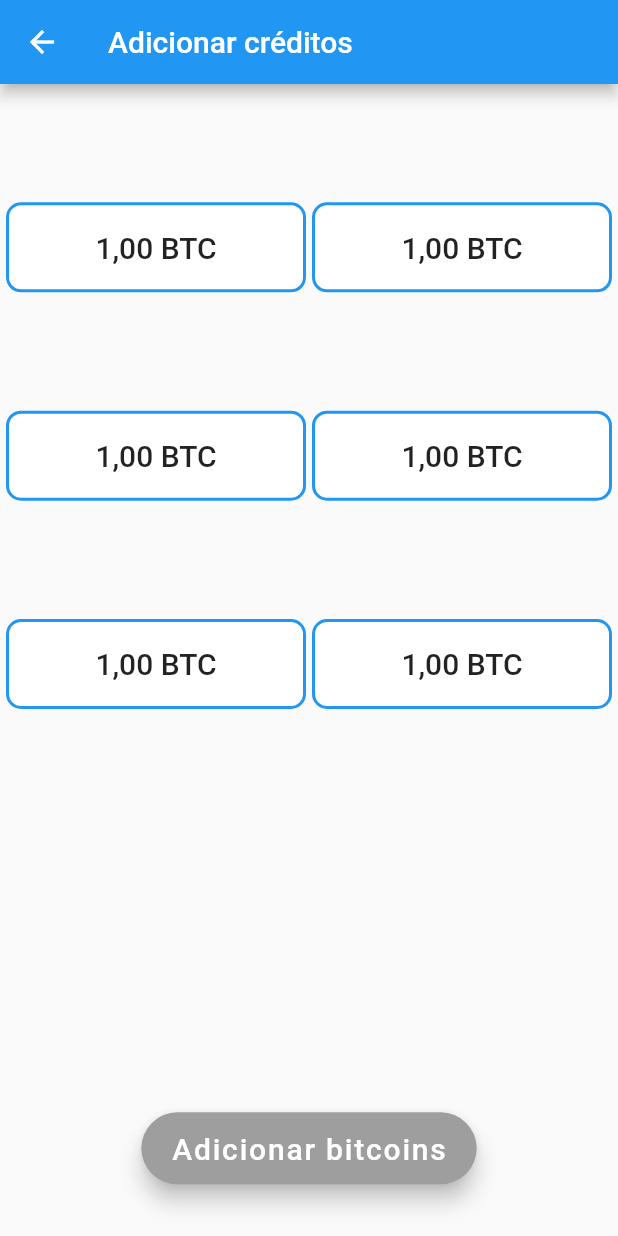
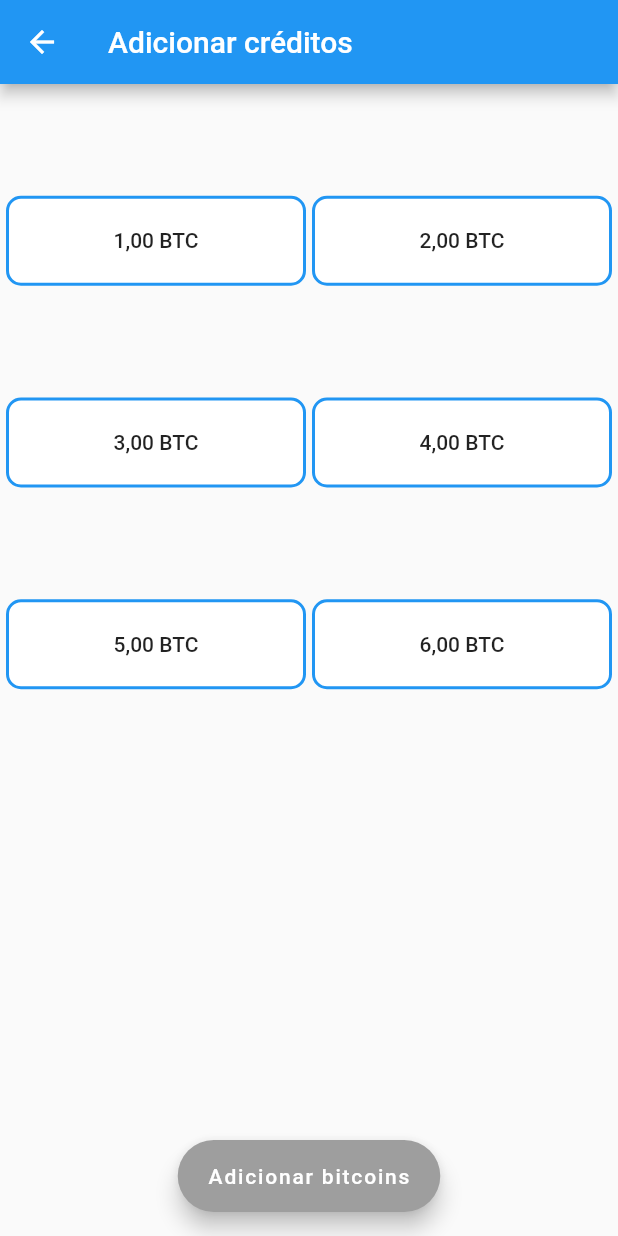
Before and after one commit to giuzis/oficinadeintegracao3, a Flutter app: the AddCreditosPage screen opened by its route, on a phone screen of 412 x 824 dp. Run offline on Flutter 3.47's test engine with Material 2 defaults, Android fonts, the phone set to English and light mode, and no system bars; our stand-ins replace flutter_bluetooth_serial, flutter_rating_bar, google_maps_flutter, image_picker, location; missing offline and left inert: barcode_scan.

Commit message:
add creditos consertada e meu bluber inicializada

```diff
--- a/software/bluber/lib/adicionarcreditos.dart
+++ b/software/bluber/lib/adicionarcreditos.dart
@@ -6,12 +6,8 @@ class AddCreditosPage extends StatefulWidget {
 }
 
 class _AddCreditosPageState extends State<AddCreditosPage> {
-  bool _pressed1 = true;
-  bool _pressed2 = true;
-  bool _pressed3 = true;
-  bool _pressed4 = true;
-  bool _pressed5 = true;
-  bool _pressed6 = true;
+  int _pressed = 0;
+
 
   @override
   Widget build(BuildContext context) {
@@ -36,7 +32,7 @@ class _AddCreditosPageState extends State<AddCreditosPage> {
                     color: Colors.blue,
                     width: 2,
                   ),
-                  color: _pressed1 ? Colors.white : Colors.blue,
+                  color: _pressed == 1 ? Colors.blue : Colors.white,
                   borderRadius: BorderRadius.all(
                     Radius.circular(10),
                   ),
@@ -46,12 +42,12 @@ class _AddCreditosPageState extends State<AddCreditosPage> {
                     child: Center(
                       child: Text(
                         "1,00 BTC",
-                        style: TextStyle(fontSize: 20),
+
                       ),
                     ),
                     onPressed: () {
                       setState(() {
-                        _pressed1 = !_pressed1;
+                        _pressed = 1;
                       });
                     },
                   ),
@@ -65,7 +61,7 @@ class _AddCreditosPageState extends State<AddCreditosPage> {
                     color: Colors.blue,
                     width: 2,
                   ),
-                  color: _pressed2 ? Colors.white : Colors.blue,
+                  color: _pressed == 2 ? Colors.blue : Colors.white,
                   borderRadius: BorderRadius.all(
                     Radius.circular(10),
                   ),
@@ -74,13 +70,13 @@ class _AddCreditosPageState extends State<AddCreditosPage> {
                   child: FlatButton(
                     child: Center(
                       child: Text(
-                        "1,00 BTC",
-                        style: TextStyle(fontSize: 20),
+                        "2,00 BTC",
+
                       ),
                     ),
                     onPressed: () {
                       setState(() {
-                        _pressed2 = !_pressed2;
+                        _pressed = 2;
                       });
                     },
                   ),
@@ -102,7 +98,7 @@ class _AddCreditosPageState extends State<AddCreditosPage> {
                     color: Colors.blue,
                     width: 2,
                   ),
-                  color: _pressed3 ? Colors.white : Colors.blue,
+                  color: _pressed == 3 ? Colors.blue : Colors.white,
                   borderRadius: BorderRadius.all(
                     Radius.circular(10),
                   ),
@@ -111,13 +107,13 @@ class _AddCreditosPageState extends State<AddCreditosPage> {
                   child: FlatButton(
                     child: Center(
                       child: Text(
-                        "1,00 BTC",
-                        style: TextStyle(fontSize: 20),
+                        "3,00 BTC",
+
                       ),
                     ),
                     onPressed: () {
                       setState(() {
-                        _pressed3 = !_pressed3;
+                        _pressed = 3;
                       });
                     },
                   ),
@@ -131,7 +127,7 @@ class _AddCreditosPageState extends State<AddCreditosPage> {
                     color: Colors.blue,
                     width: 2,
                   ),
-                  color: _pressed4 ? Colors.white : Colors.blue,
+                  color: _pressed == 4 ? Colors.blue : Colors.white,
                   borderRadius: BorderRadius.all(
                     Radius.circular(10),
                   ),
@@ -140,13 +136,13 @@ class _AddCreditosPageState extends State<AddCreditosPage> {
                   child: FlatButton(
                     child: Center(
                       child: Text(
-                        "1,00 BTC",
-                        style: TextStyle(fontSize: 20),
+                        "4,00 BTC",
+
                       ),
                     ),
                     onPressed: () {
                       setState(() {
-                        _pressed4 = !_pressed4;
+                        _pressed = 4;
                       });
                     },
                   ),
@@ -168,7 +164,7 @@ class _AddCreditosPageState extends State<AddCreditosPage> {
                     color: Colors.blue,
                     width: 2,
                   ),
-                  color: _pressed5 ? Colors.white : Colors.blue,
+                  color: _pressed == 5 ? Colors.blue : Colors.white,
                   borderRadius: BorderRadius.all(
                     Radius.circular(10),
                   ),
@@ -177,13 +173,13 @@ class _AddCreditosPageState extends State<AddCreditosPage> {
                   child: FlatButton(
                     child: Center(
                       child: Text(
-                        "1,00 BTC",
-                        style: TextStyle(fontSize: 20),
+                        "5,00 BTC",
+
                       ),
                     ),
                     onPressed: () {
                       setState(() {
-                        _pressed5 = !_pressed5;
+                        _pressed = 5;
                       });
                     },
                   ),
@@ -197,7 +193,7 @@ class _AddCreditosPageState extends State<AddCreditosPage> {
                     color: Colors.blue,
                     width: 2,
                   ),
-                  color: _pressed6 ? Colors.white : Colors.blue,
+                  color: _pressed == 6 ? Colors.blue : Colors.white,
                   borderRadius: BorderRadius.all(
                     Radius.circular(10),
                   ),
@@ -206,13 +202,13 @@ class _AddCreditosPageState extends State<AddCreditosPage> {
                   child: FlatButton(
                     child: Center(
                       child: Text(
-                        "1,00 BTC",
-                        style: TextStyle(fontSize: 20),
+                        "6,00 BTC",
+
                       ),
                     ),
                     onPressed: () {
                       setState(() {
-                        _pressed6 = !_pressed6;
+                        _pressed = 6;
                       });
                     },
                   ),
@@ -221,20 +217,49 @@ class _AddCreditosPageState extends State<AddCreditosPage> {
             ],
           ),
           Container(
-            height: 200,
+            height: 300,
           ),
-          FloatingActionButton.extended(
+
+        ],
+      ),
+      floatingActionButton: FloatingActionButton.extended(
             backgroundColor: Colors.grey,
             label: Text(
               "Adicionar bitcoins",
-              style: TextStyle(fontSize: 20),
             ),
             onPressed: () {
-              Navigator.of(context).pushReplacementNamed('/minhacarteira');
+              _neverSatisfied();
+              //Navigator.of(context).pushReplacementNamed('/minhacarteira');
+            },
+          ),
+      floatingActionButtonLocation: FloatingActionButtonLocation.centerFloat,
+    );
+  }
+
+  Future<void> _neverSatisfied() async {
+  return showDialog<void>(
+    context: context,
+    barrierDismissible: false, // user must tap button!
+    builder: (BuildContext context) {
+      return AlertDialog(
+        //title: Text('Rewind and remember'),
+        content: SingleChildScrollView(
+          child: ListBody(
+            children: <Widget>[
+              Text('Créditos adicionados!'),
+            ],
+          ),
+        ),
+        actions: <Widget>[
+          FlatButton(
+            child: Text('Ok'),
+            onPressed: () {
+              Navigator.of(context).pop();
             },
           ),
         ],
-      ),
-    );
-  }
+      );
+    },
+  );
 }
+}
--- a/software/bluber/lib/homepage.dart
+++ b/software/bluber/lib/homepage.dart
@@ -170,7 +170,9 @@ class _MyHomePageState extends State<MyHomePage>
         ListTile(
           title: Text("Meu Bluber",
               style: TextStyle(fontSize: 20.0, fontWeight: FontWeight.normal)),
-          onTap: () {},
+          onTap: () {
+            Navigator.of(context).pushNamed('/meubluber');
+          },
         )
       ],
     );
--- a/software/bluber/lib/main.dart
+++ b/software/bluber/lib/main.dart
@@ -6,6 +6,7 @@ import 'encerrarviagem.dart';
 import 'minhacarteira.dart';
 import 'adicionarcreditos.dart';
 import 'login.dart';
+import 'meubluber.dart';
 
 void main() => runApp(MyApp());
 
@@ -24,6 +25,7 @@ class MyApp extends StatelessWidget {
         '/minhacarteira': (BuildContext context) => MinhaCarteiraPage(),
         '/homepage': (BuildContext context) => MyHomePage(),
         '/addcreditos': (BuildContext context) => AddCreditosPage(),
+        '/meubluber': (BuildContext context) => MeuBluberPage(),
       },
       theme: ThemeData(
         // This is the theme of your application.
--- a/software/bluber/pubspec.yaml
+++ b/software/bluber/pubspec.yaml
@@ -29,7 +29,7 @@ dependencies:
   flutter_rating_bar: ^3.0.0
   google_maps_flutter: ^0.5.21+7
   location:
-  barcode_scan: ^0.0.8
+  barcode_scan: ^1.0.0
 
 dev_dependencies:
   flutter_test:
```
Also changed, not shown: software/bluber/lib/meubluber.dart (+60 -1 lines), software/bluber/pubspec.lock, 2 other files.
